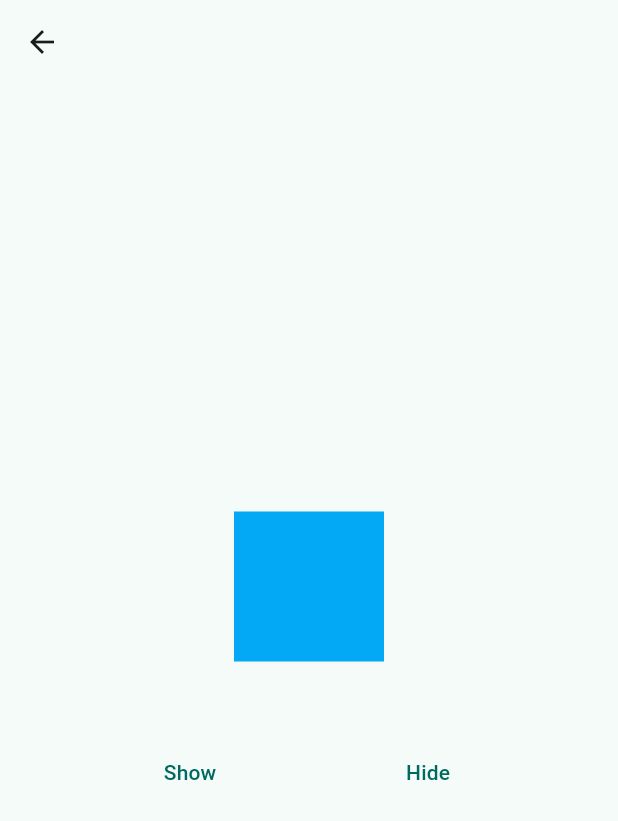
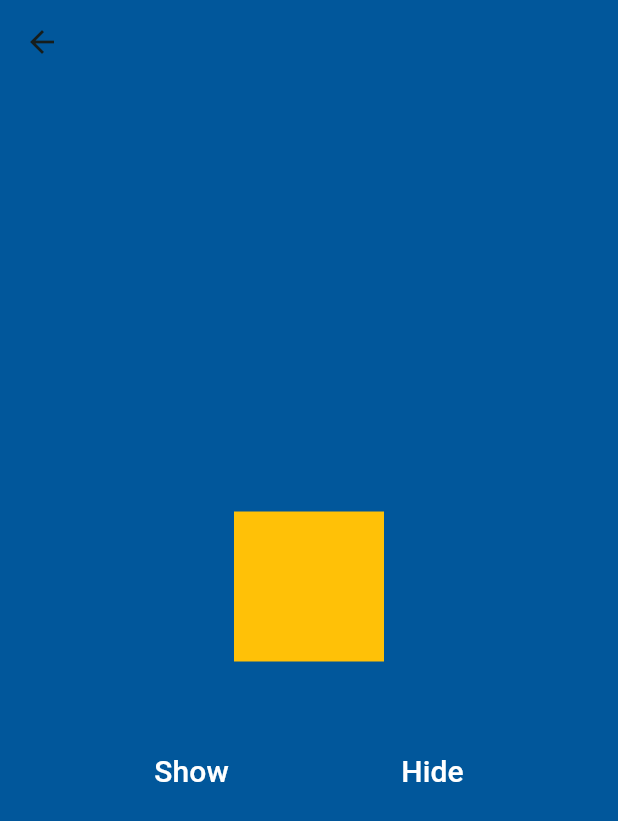
Before and after one commit to azix-khan/Counter-App-Using-Bloc, a Flutter app: the VisibilityScreen screen opened directly, on a phone screen of 412 x 824 dp. Shown: the top 821 px of the screen. Run offline on Flutter 3.47's test engine with Material 3 defaults, Android fonts, the phone set to English and light mode, and no system bars; our stand-ins replace bloc, equatable, flutter_bloc.

Commit message:
learning bloc using visibility method

```diff
--- a/lib/ui/visibility_screen.dart
+++ b/lib/ui/visibility_screen.dart
@@ -15,7 +15,10 @@ class _VisibilityScreenState extends State<VisibilityScreen> {
   @override
   Widget build(BuildContext context) {
     return Scaffold(
-      appBar: AppBar(),
+      backgroundColor: Colors.lightBlue[900],
+      appBar: AppBar(
+        backgroundColor: Colors.lightBlue[900],
+      ),
       body: Center(
         child: Column(
           mainAxisAlignment: MainAxisAlignment.center,
@@ -33,7 +36,7 @@ class _VisibilityScreenState extends State<VisibilityScreen> {
                   child: Container(
                     height: 100,
                     width: 100,
-                    color: Colors.lightBlue,
+                    color: Colors.amber,
                   ),
                 );
               },
@@ -46,16 +49,28 @@ class _VisibilityScreenState extends State<VisibilityScreen> {
               crossAxisAlignment: CrossAxisAlignment.center,
               children: [
                 TextButton(
+                  style: TextButton.styleFrom(
+                    foregroundColor: Colors.white,
+                  ),
                   onPressed: () {
                     context.read<VisibilityBloc>().add(VisibilityShowEvent());
                   },
-                  child: const Text("Show"),
+                  child: const Text(
+                    "Show",
+                    style: TextStyle(fontSize: 20),
+                  ),
                 ),
                 TextButton(
+                  style: TextButton.styleFrom(
+                    foregroundColor: Colors.white,
+                  ),
                   onPressed: () {
                     context.read<VisibilityBloc>().add(VisibilityHideEvent());
                   },
-                  child: const Text("Hide"),
+                  child: const Text(
+                    "Hide",
+                    style: TextStyle(fontSize: 20),
+                  ),
                 ),
               ],
             )
```
